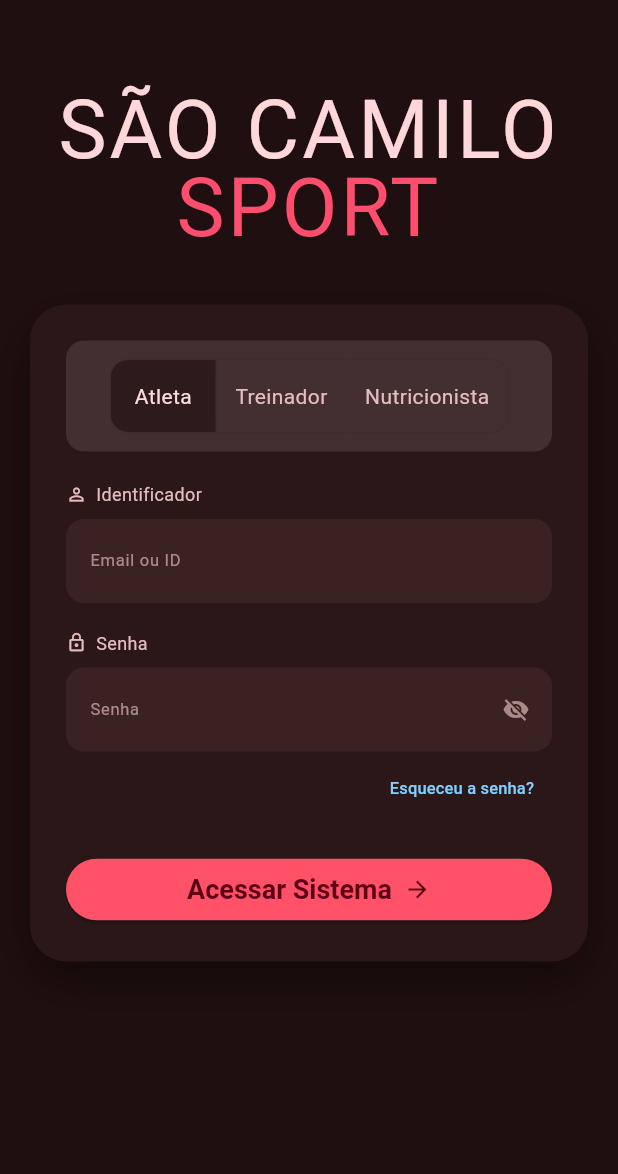
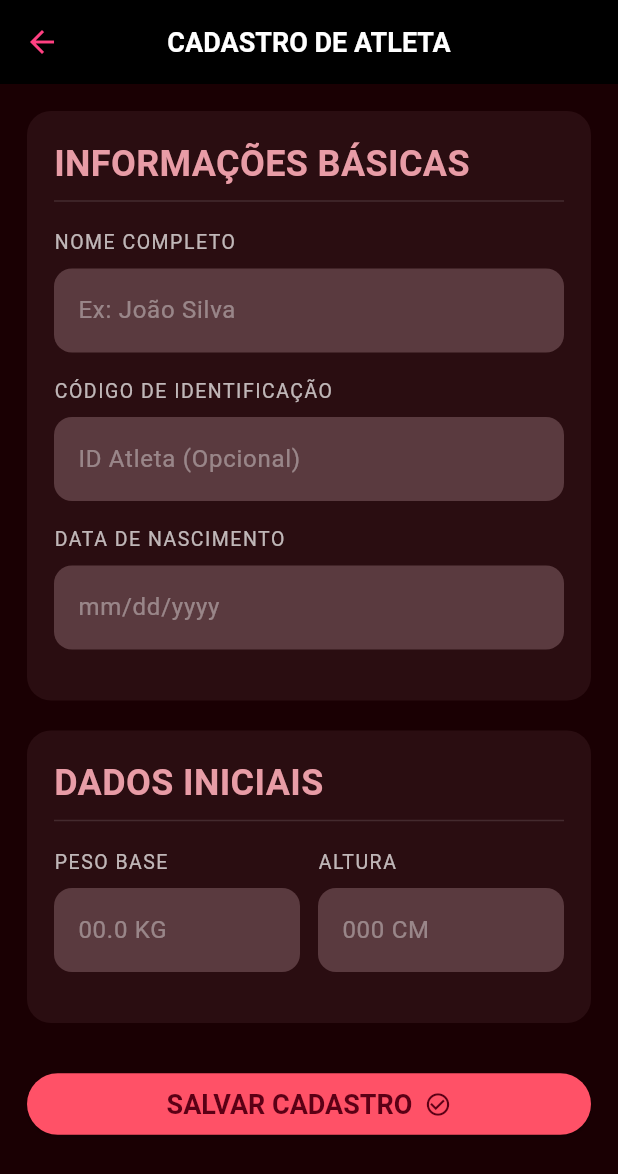
Before and after one commit to phrosner/app-hidratacao-atletas, a Flutter app: the screen it shows after launch, on a phone screen of 412 x 824 dp. Shown: the top 1174 px of the screen. Run offline on Flutter 3.47's test engine with Material 3 defaults, Android fonts, the phone set to English and light mode, and no system bars; Roboto replaces fonts that are missing (Bebas Neue).

Commit message:
feat: criando tela cadatro

```diff
--- a/lib/Botoes/BotaoClass.dart
+++ b/lib/Botoes/BotaoClass.dart
@@ -57,7 +57,16 @@ class _BotaoToggleState extends State<BotaoToggle> {
 }
 
 class BotaoElevated extends StatefulWidget {
-  const BotaoElevated({super.key});
+  final String texto;
+  final VoidCallback? onPressed;
+  final IconData? icone;
+
+  const BotaoElevated({
+    super.key,
+    required this.texto,
+    this.onPressed,
+    this.icone,
+  });
 
   @override
   State<BotaoElevated> createState() => _BotaoElevatedState();
@@ -68,20 +77,22 @@ class _BotaoElevatedState extends State<BotaoElevated> {
   Widget build(BuildContext context) {
     return Center(
       child: ElevatedButton(
-        onPressed: () {},
+        onPressed: widget.onPressed ?? () {},
         style: ElevatedButton.styleFrom(
           backgroundColor: const Color(0xFFFF5167),
           foregroundColor: const Color(0xFF5B0015),
           padding: const EdgeInsets.symmetric(horizontal: 32, vertical: 10),
           textStyle: const TextStyle(fontSize: 18, fontWeight: FontWeight.bold),
         ),
-        child: const Row(
+        child: Row(
           mainAxisAlignment:
               MainAxisAlignment.center, //centraliza o texto e o ícone
           children: [
-            Text("Acessar Sistema"),
-            SizedBox(width: 8),
-            Icon(Icons.arrow_forward),
+            Text(widget.texto),
+            if (widget.icone != null) ...[
+              const SizedBox(width: 8),
+              Icon(widget.icone),
+            ],
           ],
         ),
       ),
@@ -103,7 +114,6 @@ class _BotaoTextState extends State<BotaoText> {
       alignment: Alignment.centerRight,
       child: TextButton(
         onPressed: () {
-          // aqui você coloca a ação
           print("Esqueceu a senha clicado");
         },
         child: const Text(
--- /dev/null
+++ b/lib/Telas/Telacadastro.dart
@@ -0,0 +1,170 @@
+import 'package:flutter/material.dart';
+import 'package:hidratrack/Botoes/BotaoClass.dart';
+import 'package:hidratrack/Telas/Telalogin.dart';
+
+class TelaCadastroAtleta extends StatefulWidget {
+  const TelaCadastroAtleta({super.key});
+
+  @override
+  State<TelaCadastroAtleta> createState() => _TelaCadastroAtletaState();
+}
+
+class _TelaCadastroAtletaState extends State<TelaCadastroAtleta> {
+  @override
+  Widget build(BuildContext context) {
+    return Scaffold(
+      backgroundColor: const Color(0xFF1A0003),
+
+      appBar: AppBar(
+        backgroundColor: Colors.black,
+        elevation: 0,
+        centerTitle: true,
+        leading: IconButton(
+          onPressed: () {
+            Navigator.pushReplacement(
+  context,
+  MaterialPageRoute(
+    builder: (context) => const Telalogin(),
+  ),
+);
+          },
+          icon: const Icon(
+            Icons.arrow_back,
+            color: Colors.pinkAccent,
+          ),
+        ),
+        title: const Text(
+          "CADASTRO DE ATLETA",
+          style: TextStyle(
+            color: Colors.white,
+            fontSize: 18,
+            fontWeight: FontWeight.bold,
+          ),
+        ),
+      ),
+
+      body: SingleChildScrollView(
+        child: Padding(
+          padding: const EdgeInsets.all(18),
+          child: Column(
+            children: [
+              _buildSection(
+                "INFORMAÇÕES BÁSICAS",
+                [
+                  _buildInput("NOME COMPLETO", "Ex: João Silva"),
+                  _buildInput(
+                    "CÓDIGO DE IDENTIFICAÇÃO",
+                    "ID Atleta (Opcional)",
+                  ),
+                  _buildInput(
+                    "DATA DE NASCIMENTO",
+                    "mm/dd/yyyy",
+                  ),
+                ],
+              ),
+
+              const SizedBox(height: 20),
+
+              _buildSection(
+                "DADOS INICIAIS",
+                [
+                  Row(
+                    children: [
+                      Expanded(
+                        child: _buildInput(
+                          "PESO BASE",
+                          "00.0 KG",
+                        ),
+                      ),
+                      const SizedBox(width: 12),
+                      Expanded(
+                        child: _buildInput(
+                          "ALTURA",
+                          "000 CM",
+                        ),
+                      ),
+                    ],
+                  ),
+                ],
+              ),
+
+              const SizedBox(height: 30),
+
+              BotaoElevated(
+                texto: "SALVAR CADASTRO",
+                icone: Icons.check_circle_outline,
+                onPressed: () {
+                  print("Cadastro salvo");
+                },
+              ),
+            ],
+          ),
+        ),
+      ),
+    );
+  }
+
+  Widget _buildSection(String titulo, List<Widget> children) {
+    return Container(
+      width: double.infinity,
+      padding: const EdgeInsets.all(18),
+      decoration: BoxDecoration(
+        color: const Color(0xFF2A0D11),
+        borderRadius: BorderRadius.circular(16),
+      ),
+      child: Column(
+        crossAxisAlignment: CrossAxisAlignment.start,
+        children: [
+          Text(
+            titulo,
+            style: const TextStyle(
+              color: Color(0xFFE89CA6),
+              fontSize: 24,
+              fontWeight: FontWeight.bold,
+            ),
+          ),
+          const Divider(
+            color: Colors.white12,
+          ),
+          const SizedBox(height: 10),
+          ...children,
+        ],
+      ),
+    );
+  }
+
+  Widget _buildInput(String label, String hint) {
+    return Padding(
+      padding: const EdgeInsets.only(bottom: 16),
+      child: Column(
+        crossAxisAlignment: CrossAxisAlignment.start,
+        children: [
+          Text(
+            label,
+            style: const TextStyle(
+              color: Colors.white70,
+              fontSize: 13,
+              letterSpacing: 1,
+            ),
+          ),
+          const SizedBox(height: 8),
+          TextFormField(
+            style: const TextStyle(color: Colors.white),
+            decoration: InputDecoration(
+              hintText: hint,
+              hintStyle: const TextStyle(
+                color: Colors.white38,
+              ),
+              filled: true,
+              fillColor: const Color(0xFF5A3A3F),
+              border: OutlineInputBorder(
+                borderRadius: BorderRadius.circular(12),
+                borderSide: BorderSide.none,
+              ),
+            ),
+          ),
+        ],
+      ),
+    );
+  }
+}
--- a/lib/Telas/Telalogin.dart
+++ b/lib/Telas/Telalogin.dart
@@ -1,5 +1,6 @@
 import 'package:flutter/material.dart';
 import 'package:hidratrack/Botoes/BotaoClass.dart';
+import 'package:hidratrack/Telas/Telacadastro.dart';
 
 class Telalogin extends StatefulWidget {
   const Telalogin({super.key});
@@ -28,10 +29,9 @@ class _TelaloginState extends State<Telalogin> {
                   children: [
                     const SizedBox(height: 40),
 
-                    // ===== TÍTULO =====
-                    Padding(
-                      padding: const EdgeInsets.only(top: 20),
-                      child: const Text(
+                    const Padding(
+                      padding: EdgeInsets.only(top: 20),
+                      child: Text(
                         'SÃO CAMILO',
                         textAlign: TextAlign.center,
                         style: TextStyle(
@@ -58,7 +58,6 @@ class _TelaloginState extends State<Telalogin> {
 
                     const SizedBox(height: 40),
 
-                    // ===== CARD =====
                     Container(
                       width: size.width > 600 ? 420 : double.infinity,
                       padding: const EdgeInsets.all(24),
@@ -76,7 +75,6 @@ class _TelaloginState extends State<Telalogin> {
                       child: Column(
                         crossAxisAlignment: CrossAxisAlignment.start,
                         children: [
-                          // ===== TOGGLE COM FUNDO RESTAURADO =====
                           Container(
                             width: double.infinity,
                             padding: const EdgeInsets.all(4),
@@ -89,7 +87,6 @@ class _TelaloginState extends State<Telalogin> {
 
                           const SizedBox(height: 20),
 
-                          // ===== IDENTIFICADOR =====
                           Row(
                             children: const [
                               Icon(
@@ -135,7 +132,6 @@ class _TelaloginState extends State<Telalogin> {
 
                           const SizedBox(height: 18),
 
-                          // ===== SENHA HEADER =====
                           Row(
                             children: const [
                               Icon(
@@ -156,7 +152,6 @@ class _TelaloginState extends State<Telalogin> {
 
                           const SizedBox(height: 8),
 
-                          // ===== INPUT SENHA =====
                           TextFormField(
                             obscureText: !mostrarSenha,
                             style: const TextStyle(color: Colors.white),
@@ -195,7 +190,6 @@ class _TelaloginState extends State<Telalogin> {
                             ),
                           ),
 
-                          // ===== ESQUECEU SENHA =====
                           Align(
                             alignment: Alignment.centerRight,
                             child: TextButton(
@@ -212,8 +206,19 @@ class _TelaloginState extends State<Telalogin> {
 
                           const SizedBox(height: 20),
 
-                          // ===== BOTÃO LOGIN =====
-                          const BotaoElevated(),
+                          BotaoElevated(
+                            texto: "Acessar Sistema",
+                            icone: Icons.arrow_forward,
+                            onPressed: () {
+                              Navigator.pushReplacement(
+  context,
+  MaterialPageRoute(
+    builder: (context) => const TelaCadastroAtleta(),
+  ),
+);
+                              print("Login clicado");
+                            },
+                          ),
                         ],
                       ),
                     ),
--- a/lib/main.dart
+++ b/lib/main.dart
@@ -1,5 +1,6 @@
 import 'package:flutter/material.dart';
 import 'package:hidratrack/Telas/Telalogin.dart';
+import 'package:hidratrack/Telas/Telacadastro.dart';
 
 void main() {
   runApp(const MyApp());
@@ -18,7 +19,7 @@ class MyApp extends StatelessWidget {
         colorScheme: ColorScheme.fromSeed(seedColor: Colors.deepPurple),
         useMaterial3: true
       ),
-      home:const Telalogin(),
+      home:const TelaCadastroAtleta(),
 
     );
   }
```
